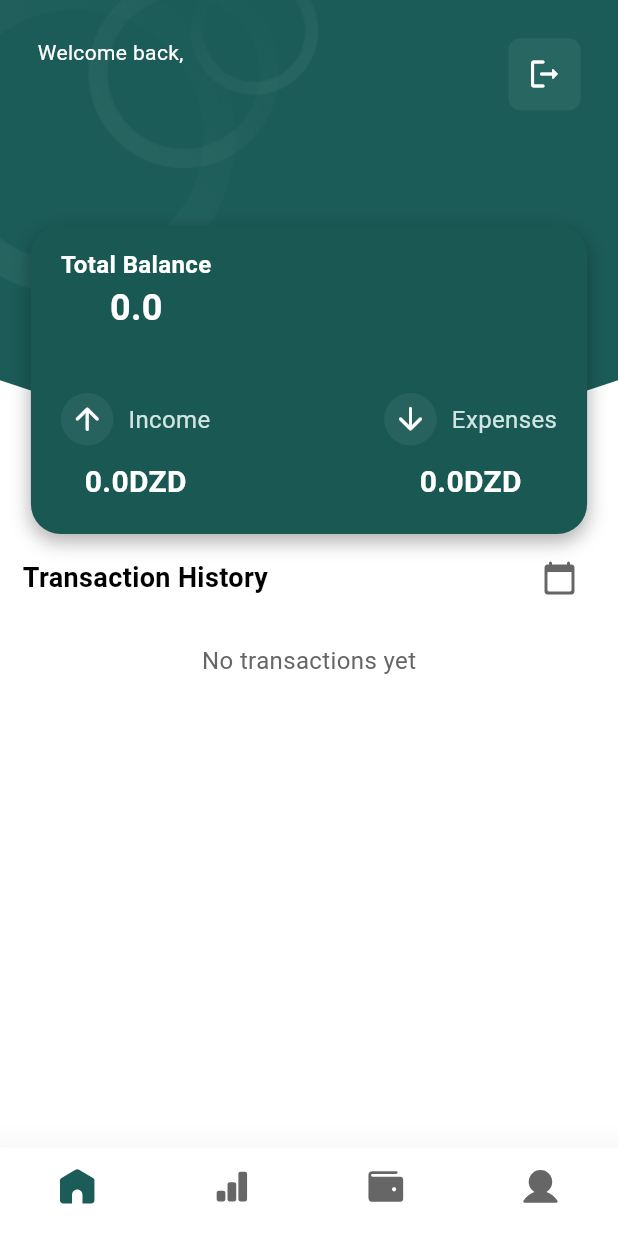
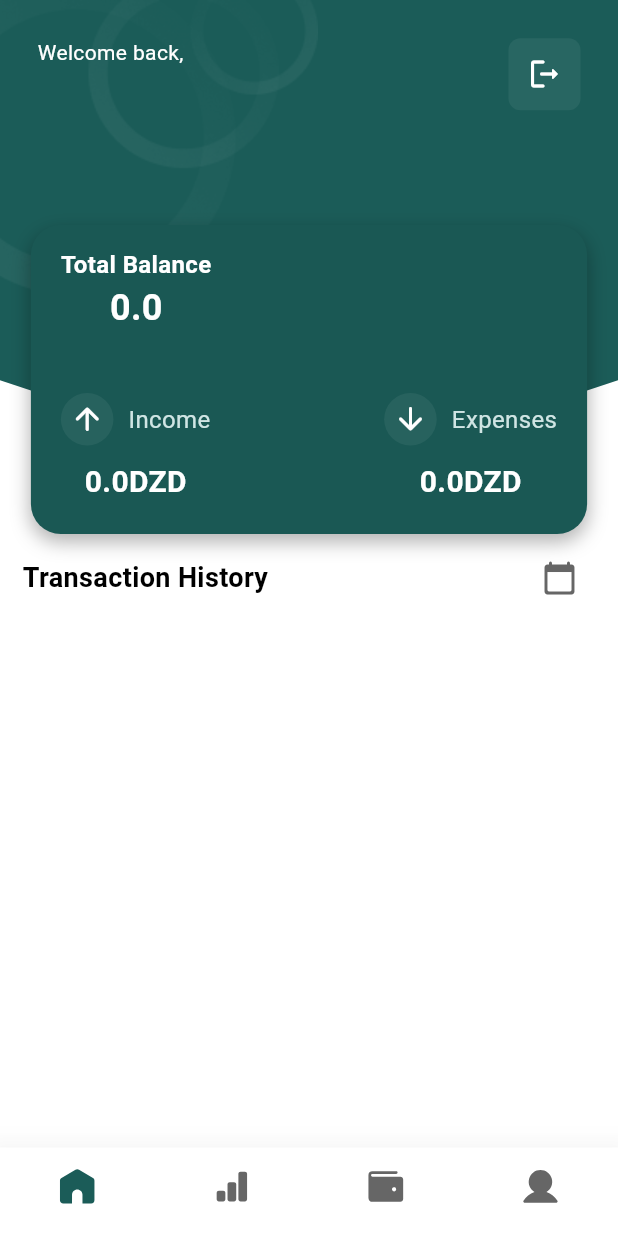
Before and after one commit to fatmakhadidja/mono, a Flutter app: the HomeScreen screen opened by its route, on a phone screen of 412 x 824 dp. Run offline on Flutter 3.47's test engine with Material 3 defaults, Android fonts, the phone set to English and light mode, and no system bars; our stand-ins replace fl_chart, flutter_svg, loading_indicator, share_plus, shared_preferences, shimmer; accounts and stored records are empty; network calls fail.

Commit message:
Update DailyLineChart maxY calculation, format transaction dates in HomePage and StatPage

```diff
--- a/Frontend/mono/lib/ui/widgets/daily_line_chart.dart
+++ b/Frontend/mono/lib/ui/widgets/daily_line_chart.dart
@@ -23,7 +23,7 @@ class DailyLineChart extends StatelessWidget {
           minY: 0,
           maxY: dailyData.isEmpty
               ? 10
-              : (dailyData.reduce((a, b) => a > b ? a : b)) + 10,
+              : (dailyData.reduce((a, b) => a > b ? a : b)) ,
           gridData: FlGridData(show: true),
           borderData: FlBorderData(show: false),
           titlesData: FlTitlesData(
--- a/Frontend/mono/lib/ui/widgets/home_page.dart
+++ b/Frontend/mono/lib/ui/widgets/home_page.dart
@@ -51,7 +51,6 @@ class _HomePageState extends State<HomePage> {
     final SharedPreferences prefs = await SharedPreferences.getInstance();
     setState(() {
       fullname = prefs.getString('fullName');
-
     });
   }
 
@@ -136,7 +135,6 @@ class _HomePageState extends State<HomePage> {
                                   );
                                 },
                               );
-
                             },
                             icon: const Icon(
                               Icons.logout_rounded,
@@ -230,24 +228,13 @@ class _HomePageState extends State<HomePage> {
           ),
         ),
 
-        ...(widget.transactions.isEmpty
-            ? [
-                Padding(
-                  padding: const EdgeInsets.all(20.0),
-                  child: Center(
-                    child: Text(
-                      "No transactions yet",
-                      style: AppTextStyles.body1(
-                        color: AppColors.darkGrey,
-                        fontSize: 16,
-                      ),
-                    ),
-                  ),
-                ),
-              ]
-            : widget.transactions
-                  .map(
-                    (tx) => TransactionRow(
+        ...widget.transactions.map((tx) {
+          // Parse tx.date ("yyyy-MM-dd") into DateTime
+          final parsedDate = DateFormat('yyyy-MM-dd').parse(tx.date);
+          // Format into dd MMM yyyy
+          final formattedDate = DateFormat('dd MMM yyyy').format(parsedDate);
+
+          return TransactionRow(
             onDeleted: () {
               setState(() {
                 walletService.deleteTransaction(tx.id, tx);
@@ -258,12 +245,11 @@ class _HomePageState extends State<HomePage> {
             transaction: tx,
             id: tx.id,
             title: tx.name,
-                      date: tx.date,
+            date: formattedDate, // ✅ formatted date
             amount: tx.amount,
             income: tx.income,
-                    ),
-                  )
-                  .toList()),
+          );
+        }).toList(),
       ],
     );
   }
--- a/Frontend/mono/lib/ui/widgets/stat_page.dart
+++ b/Frontend/mono/lib/ui/widgets/stat_page.dart
@@ -225,7 +225,7 @@ class _StatPageState extends State<StatPage> {
                       onDeleted: () {},
                       id: tx.id,
                       title: tx.name,
-                      date: DateFormat('dd MMM').format(parsedDate),
+                      date: DateFormat('dd MMM yyyy').format(parsedDate),
                       amount: tx.amount,
                       income: tx.income,
                       transaction: tx,
```
Lines whose indentation alone changed are shown as unchanged.
